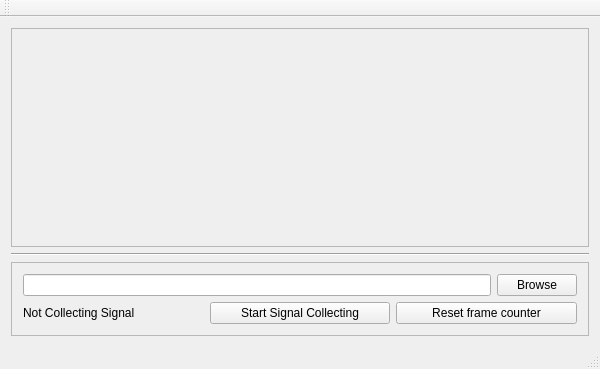
The window that SignalFlowMaster/form/labjack_u3_control_ui.ui (cyk-git/SignalFlowMaster) describes before a commit, drawn with Qt 5.
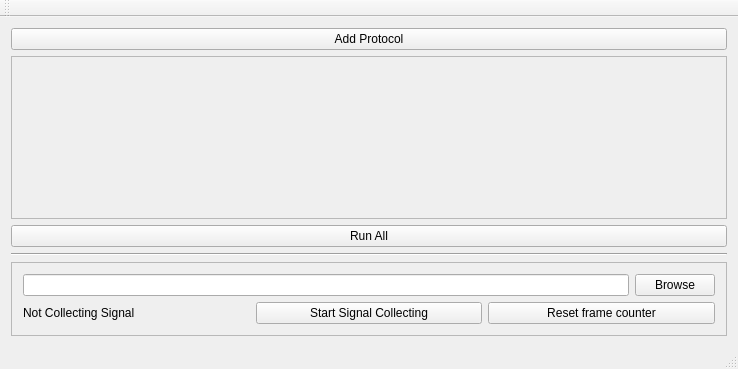
The same window after the commit.

Commit message: feat(*):Run Protocol

The edit to the form file:
```diff
--- a/SignalFlowMaster/form/labjack_u3_control_ui.ui
+++ b/SignalFlowMaster/form/labjack_u3_control_ui.ui
@@ -6,7 +6,7 @@
    <rect>
     <x>0</x>
     <y>0</y>
-    <width>600</width>
+    <width>738</width>
     <height>369</height>
    </rect>
   </property>
@@ -14,9 +14,16 @@
    <string>LabJackU3ControlUI</string>
   </property>
   <widget class="QWidget" name="centralWidget">
-   <layout class="QVBoxLayout" name="verticalLayout">
-     <item>
-      <widget class="QScrollArea" name="scrollArea">
+   <layout class="QGridLayout" name="gridLayout">
+    <item row="0" column="0">
+     <widget class="QPushButton" name="pushButton_add">
+      <property name="text">
+       <string>Add Protocol</string>
+      </property>
+     </widget>
+    </item>
+    <item row="1" column="0">
+     <widget class="QScrollArea" name="scrollArea_protocols">
        <property name="widgetResizable">
         <bool>true</bool>
        </property>
@@ -25,21 +32,28 @@
          <rect>
           <x>0</x>
           <y>0</y>
-          <width>580</width>
-          <height>258</height>
+         <width>718</width>
+         <height>143</height>
          </rect>
         </property>
        </widget>
       </widget>
      </item>
-     <item>
+    <item row="2" column="0">
+     <widget class="QPushButton" name="pushButton_runAll">
+      <property name="text">
+       <string>Run All</string>
+      </property>
+     </widget>
+    </item>
+    <item row="3" column="0">
       <widget class="Line" name="line">
        <property name="orientation">
         <enum>Qt::Horizontal</enum>
        </property>
       </widget>
      </item>
-     <item>
+    <item row="4" column="0">
       <widget class="QFrame" name="frame">
        <property name="frameShape">
         <enum>QFrame::StyledPanel</enum>
```
Left out of the diff: 2 changed lines with no effect on the pictures. Lines whose indentation alone changed are shown as unchanged. The commit also changes 15 other files.
